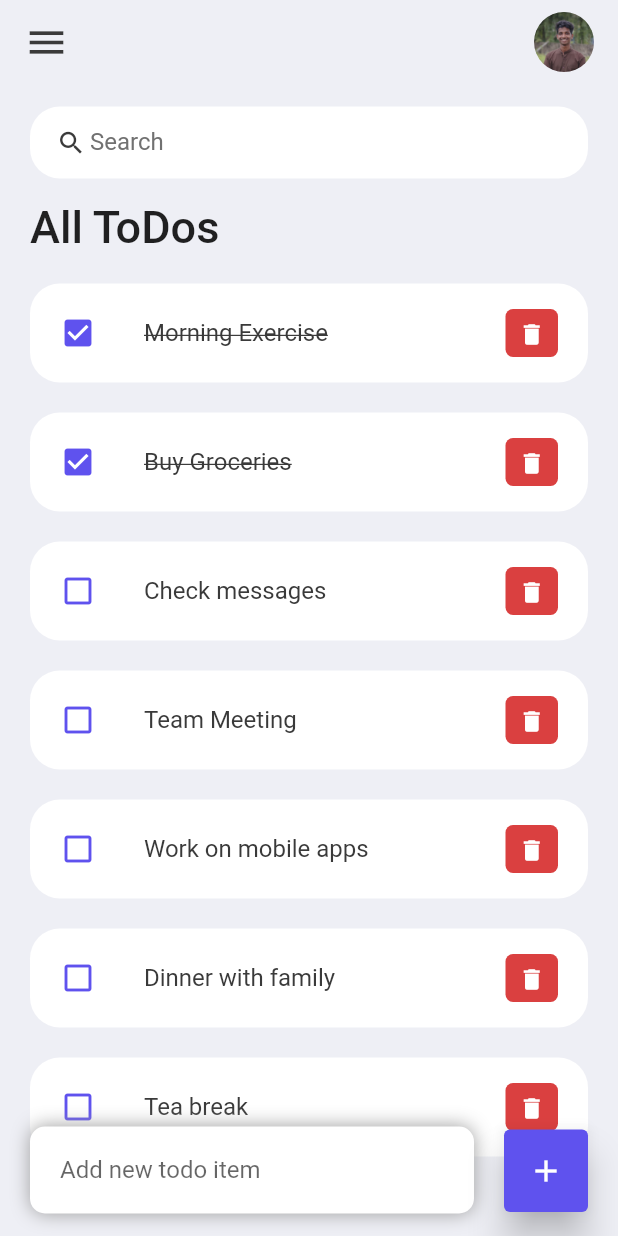
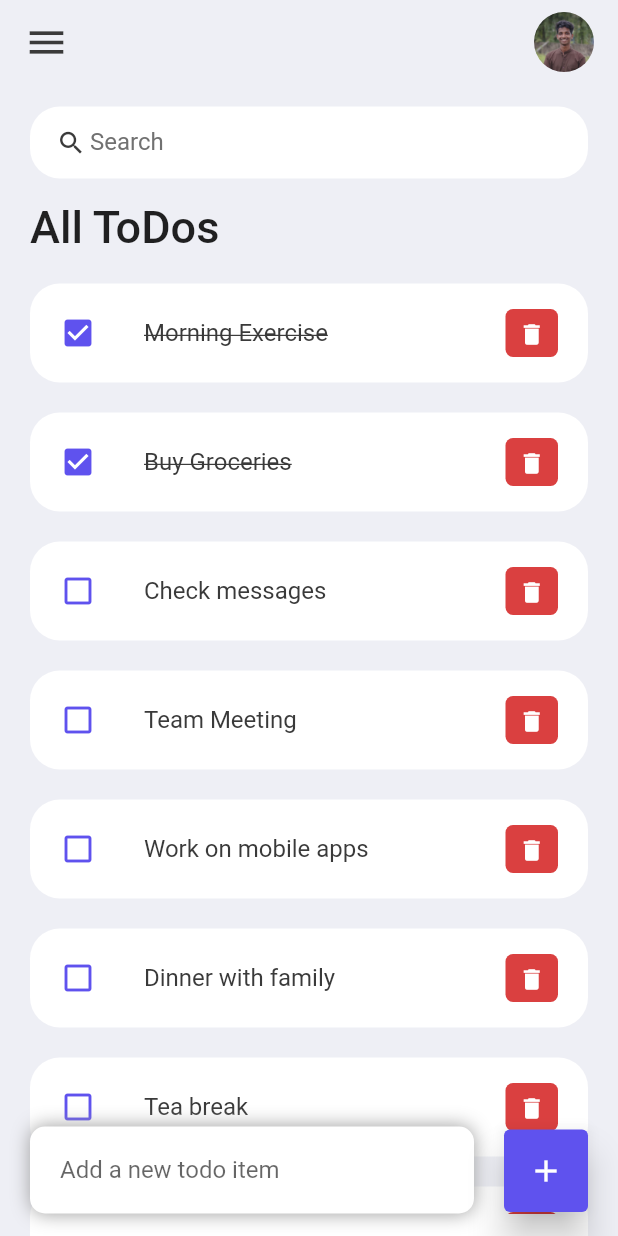
Before and after one commit to PavinDas/ToDoApp_Flutter, a Flutter app: the screen it shows after launch, after a tap on the "add" icon, on a phone screen of 412 x 824 dp. Run offline on Flutter 3.47's test engine with Material 2 defaults, Android fonts, the phone set to English and light mode, and no system bars.

```diff
--- a/lib/screens/home.dart
+++ b/lib/screens/home.dart
@@ -12,6 +12,7 @@ class Home extends StatefulWidget {
 
 class _HomeState extends State<Home> {
   final todoList = ToDo.todoList();
+  final _todoController = TextEditingController();
 
   @override
   Widget build(BuildContext context) {
@@ -105,8 +106,9 @@ class _HomeState extends State<Home> {
                       borderRadius: BorderRadius.circular(10),
                     ),
                     child: TextField(
+                      controller: _todoController,
                       decoration: InputDecoration(
-                        hintText: 'Add new todo item',
+                        hintText: 'Add a new todo item',
                         border: InputBorder.none,
                       ),
                     ),
@@ -118,7 +120,9 @@ class _HomeState extends State<Home> {
                     right: 20,
                   ),
                   child: ElevatedButton(
-                    onPressed: () {},
+                    onPressed: () {
+                      _addToDoItem(_todoController.text);
+                    },
                     child: Icon(
                       Icons.add,
                     ),
@@ -154,6 +158,20 @@ class _HomeState extends State<Home> {
     );
   }
 
+  void _addToDoItem(String toDo) {
+    setState(
+      () {
+        todoList.add(
+          ToDo(
+            id: DateTime.now().microsecondsSinceEpoch.toString(),
+            todoText: toDo,
+          ),
+        );
+      },
+    );
+    _todoController.clear();
+  }
+
   Widget seachBox() {
     return Container(
       padding: EdgeInsets.symmetric(
```
